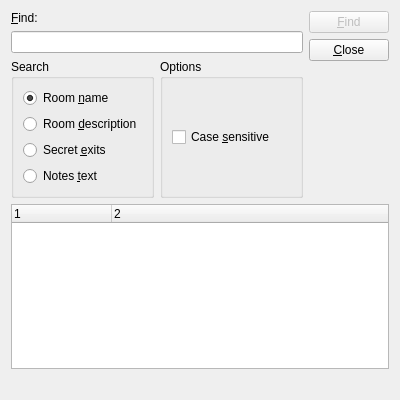
MUME/MMapper, file src/mainwindow/findroomsdlg.ui: the form before one commit.
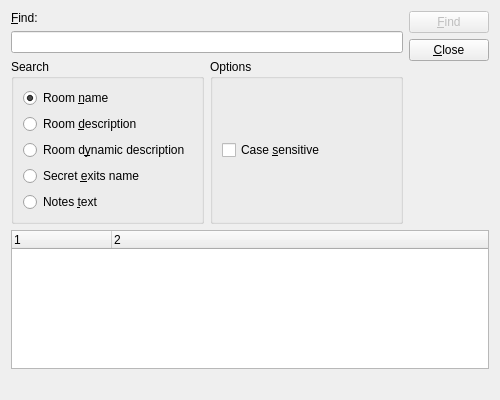
The form after the commit.

Commit message: Find Rooms, _search, and _dirs can search dynamic descriptions

The edit to the form file:
```diff
--- a/src/mainwindow/findroomsdlg.ui
+++ b/src/mainwindow/findroomsdlg.ui
@@ -1,11 +1,11 @@
 <ui version="4.0" >
  <class>FindRoomsDlg</class>
- <widget class="QWidget" name="FindRoomsDlg" >
-  <property name="geometry" >
+ <widget class="QWidget" name="FindRoomsDlg">
+  <property name="geometry">
    <rect>
     <x>0</x>
     <y>0</y>
-    <width>400</width>
+    <width>500</width>
     <height>400</height>
    </rect>
   </property>
@@ -31,10 +31,10 @@
         <widget class="QLineEdit" name="lineEdit" />
        </item>
        <item>
-        <layout class="QHBoxLayout" >
-         <item>
-          <widget class="QGroupBox" name="searchGroupBox" >
-           <property name="title" >
+        <layout class="QHBoxLayout">
+         <item alignment="Qt::AlignTop">
+          <widget class="QGroupBox" name="searchGroupBox">
+           <property name="title">
             <string>Search</string>
            </property>
            <layout class="QVBoxLayout" >
@@ -56,15 +56,22 @@
              </widget>
             </item>
             <item>
-             <widget class="QRadioButton" name="exitsRadioButton" >
-              <property name="text" >
-               <string>Secret &amp;exits</string>
+             <widget class="QRadioButton" name="dynDescRadioButton">
+              <property name="text">
+               <string>Room d&amp;ynamic description</string>
               </property>
              </widget>
             </item>
             <item>
-             <widget class="QRadioButton" name="notesRadioButton" >
-              <property name="text" >
+             <widget class="QRadioButton" name="exitsRadioButton">
+              <property name="text">
+               <string>Secret &amp;exits name</string>
+              </property>
+             </widget>
+            </item>
+            <item>
+             <widget class="QRadioButton" name="notesRadioButton">
+              <property name="text">
                <string>Notes &amp;text</string>
               </property>
              </widget>
```
Left out of the diff: 71 changed lines with no effect on the pictures. The commit also changes 7 other files.
